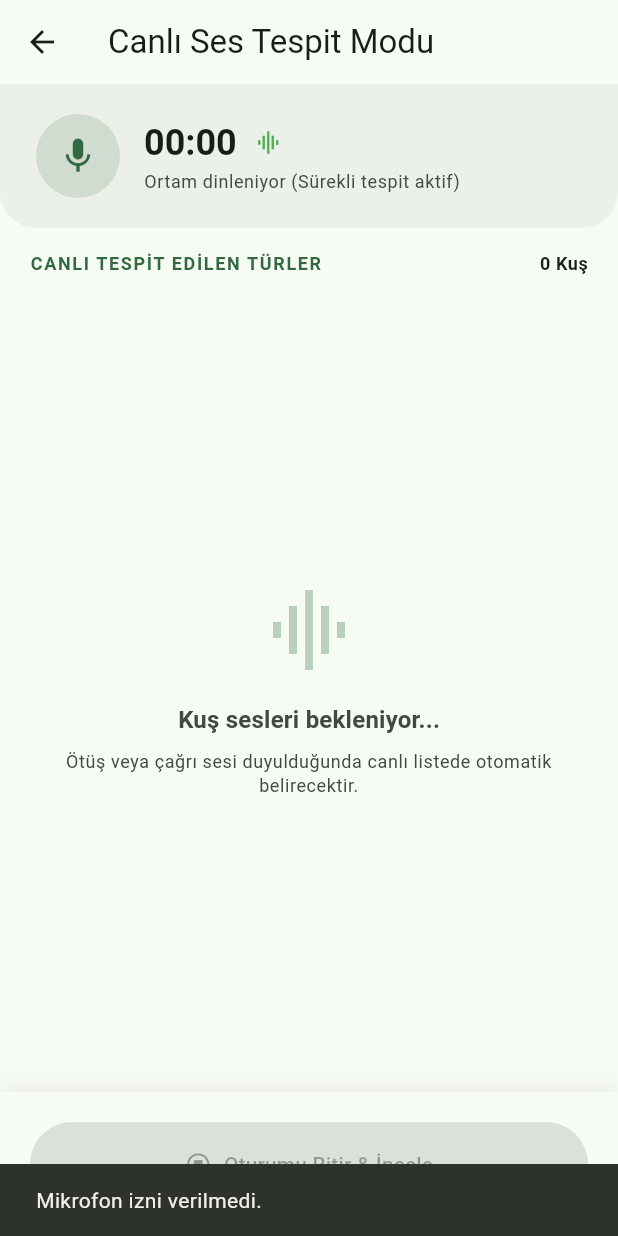
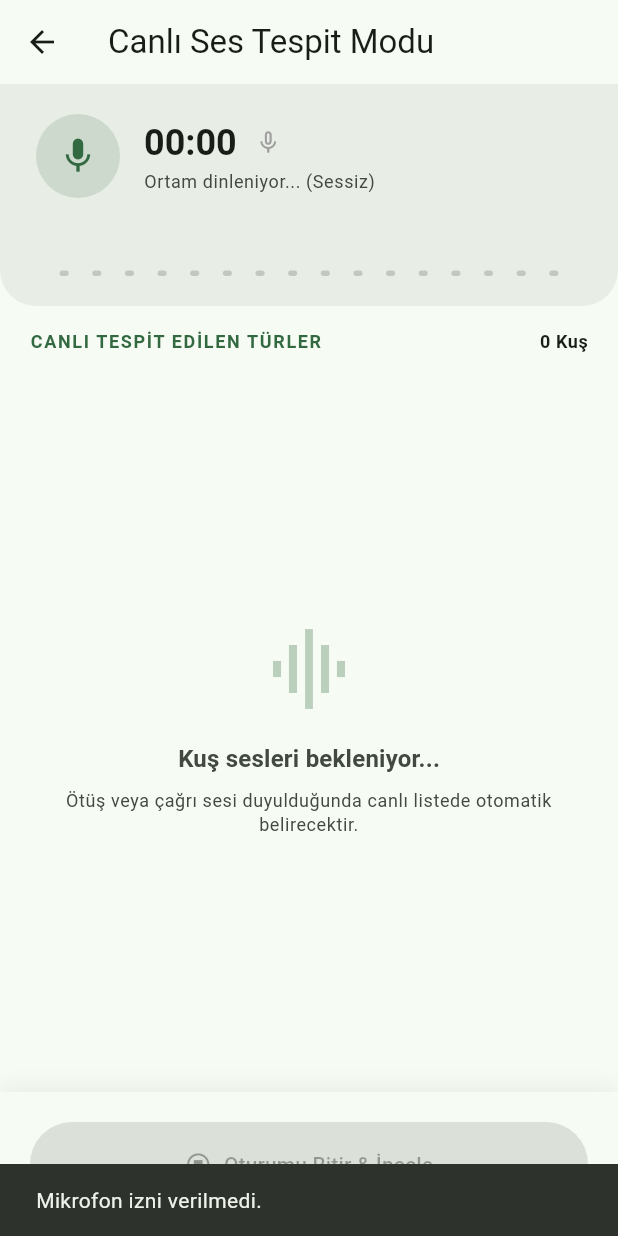
Before and after one commit to arduhoby/firbird, a Flutter app: the screen it shows after launch, after a tap on "Anlık Canlı Ses Tanımlama (Mikrofon)", on a phone screen of 412 x 824 dp. Run offline on Flutter 3.47's test engine with Material 3 defaults, Android fonts, the phone set to English and light mode, and no system bars; our stand-ins replace dio, drift, file_picker, flutter_map, flutter_riverpod, geolocator and 4 more; missing offline and left inert: audio_decoder, exif, flutter_onnxruntime, record; accounts and stored records are empty; project files that could hold a hidden picture were left out.

Commit message:
feat: add WAV live streaming, decibel amplitude listener, and equalizer visualizer (v0.2.5)

```diff
--- a/lib/app/history_and_settings_screens.dart
+++ b/lib/app/history_and_settings_screens.dart
@@ -167,7 +167,7 @@ class _SettingsScreenState extends ConsumerState<SettingsScreen> {
           ),
           const ListTile(
             title: Text('Uygulama sürümü'),
-            subtitle: Text('0.2.4'),
+            subtitle: Text('0.2.5'),
           ),
           ListTile(
             title: Text(l10n.privacy),
--- a/lib/app/live_audio_recording_screen.dart
+++ b/lib/app/live_audio_recording_screen.dart
@@ -42,7 +42,11 @@ class _LiveAudioRecordingScreenState extends ConsumerState<LiveAudioRecordingScr
   int _secondsRecorded = 0;
   Timer? _timer;
   Timer? _analysisTimer;
+  StreamSubscription<Amplitude>? _amplitudeSubscription;
   String? _recordingPath;
+
+  double _currentDb = -60.0;
+  final List<double> _waveformBars = List<double>.filled(16, 0.1);
 
   final List<LiveDetectionEntry> _detectedSpeciesList = <LiveDetectionEntry>[];
 
@@ -56,6 +60,7 @@ class _LiveAudioRecordingScreenState extends ConsumerState<LiveAudioRecordingScr
   void dispose() {
     _timer?.cancel();
     _analysisTimer?.cancel();
+    _amplitudeSubscription?.cancel();
     _audioRecorder.dispose();
     super.dispose();
   }
@@ -75,7 +80,7 @@ class _LiveAudioRecordingScreenState extends ConsumerState<LiveAudioRecordingScr
       final Directory tempDir = await getTemporaryDirectory();
       final String tempPath = path.join(
         tempDir.path,
-        'live_session_${DateTime.now().millisecondsSinceEpoch}.m4a',
+        'live_session_${DateTime.now().millisecondsSinceEpoch}.wav',
       );
 
       final Directory targetDir = await getApplicationDocumentsDirectory();
@@ -84,10 +89,30 @@ class _LiveAudioRecordingScreenState extends ConsumerState<LiveAudioRecordingScr
       _audioEngine = AudioInferenceEngine(modelPath: modelPath, labelsPath: labelsPath);
       await _audioEngine!.warmUp();
 
+      // Use WAV format for real-time stream readability without file locks
       await _audioRecorder.start(
-        const RecordConfig(encoder: AudioEncoder.aacLc, sampleRate: 44100),
+        const RecordConfig(
+          encoder: AudioEncoder.wav,
+          sampleRate: 48000,
+          numChannels: 1,
+        ),
         path: tempPath,
       );
+
+      // Amplitude listener for live visual equalizer & audio detection
+      _amplitudeSubscription = _audioRecorder
+          .onAmplitudeChanged(const Duration(milliseconds: 120))
+          .listen((amp) {
+        if (mounted) {
+          final double db = amp.current;
+          final double normalized = ((db + 50) / 50).clamp(0.08, 1.0);
+          setState(() {
+            _currentDb = db;
+            _waveformBars.removeAt(0);
+            _waveformBars.add(normalized);
+          });
+        }
+      });
 
       if (!mounted) return;
 
@@ -105,7 +130,7 @@ class _LiveAudioRecordingScreenState extends ConsumerState<LiveAudioRecordingScr
         }
       });
 
-      // Analyze rolling live audio every 3 seconds
+      // Analyze rolling live WAV audio every 3 seconds
       _analysisTimer = Timer.periodic(const Duration(seconds: 3), (timer) {
         _runLiveInference();
       });
@@ -121,7 +146,7 @@ class _LiveAudioRecordingScreenState extends ConsumerState<LiveAudioRecordingScr
   Future<void> _runLiveInference() async {
     if (_recordingPath == null || _isAnalyzing || _audioEngine == null) return;
     final File currentFile = File(_recordingPath!);
-    if (!await currentFile.exists() || await currentFile.length() < 12000) return;
+    if (!await currentFile.exists() || await currentFile.length() < 20000) return;
 
     setState(() => _isAnalyzing = true);
 
@@ -139,8 +164,8 @@ class _LiveAudioRecordingScreenState extends ConsumerState<LiveAudioRecordingScr
         bool listChanged = false;
 
         for (final SpeciesPrediction pred in result.predictions) {
-          // Confidence threshold for live detection (20%)
-          if (pred.score < 0.20) continue;
+          // Sensitivity threshold for live detection (10%)
+          if (pred.score < 0.10) continue;
 
           // Filter non-birds or poultry if needed (e.g. Gallus gallus)
           if (pred.scientificName.toLowerCase().contains('gallus gallus')) continue;
@@ -173,7 +198,8 @@ class _LiveAudioRecordingScreenState extends ConsumerState<LiveAudioRecordingScr
           setState(() {});
         }
       }
-    } catch (_) {
+    } catch (e) {
+      debugPrint('Live inference exception: $e');
     } finally {
       if (mounted) {
         setState(() => _isAnalyzing = false);
@@ -184,6 +210,7 @@ class _LiveAudioRecordingScreenState extends ConsumerState<LiveAudioRecordingScr
   Future<void> _stopAndSaveSession() async {
     _timer?.cancel();
     _analysisTimer?.cancel();
+    _amplitudeSubscription?.cancel();
 
     try {
       final String? finalPath = await _audioRecorder.stop();
@@ -207,11 +234,11 @@ class _LiveAudioRecordingScreenState extends ConsumerState<LiveAudioRecordingScr
             .take(3)
             .map((e) => e.prediction.turkishName)
             .toList();
-        newFileName = '${names.join(", ")} - $timeStr.m4a';
-      } else if (finalResult.predictions.isNotEmpty && finalResult.predictions.first.score > 0.15) {
-        newFileName = '${finalResult.predictions.first.turkishName} - $timeStr.m4a';
+        newFileName = '${names.join(", ")} - $timeStr.wav';
+      } else if (finalResult.predictions.isNotEmpty && finalResult.predictions.first.score > 0.10) {
+        newFileName = '${finalResult.predictions.first.turkishName} - $timeStr.wav';
       } else {
-        newFileName = 'Canlı Ses Kaydı - $timeStr.m4a';
+        newFileName = 'Canlı Ses Kaydı - $timeStr.wav';
       }
 
       final Directory appDocs = await getApplicationDocumentsDirectory();
@@ -252,6 +279,7 @@ class _LiveAudioRecordingScreenState extends ConsumerState<LiveAudioRecordingScr
   @override
   Widget build(BuildContext context) {
     final theme = Theme.of(context);
+    final bool hasSound = _currentDb > -45.0;
 
     return Scaffold(
       appBar: AppBar(
@@ -270,29 +298,34 @@ class _LiveAudioRecordingScreenState extends ConsumerState<LiveAudioRecordingScr
       ),
       body: Column(
         children: [
-          // Listening Header Bar
+          // Dynamic Equalizer & Listening Header Bar
           Container(
             padding: const EdgeInsets.symmetric(vertical: 20, horizontal: 24),
             decoration: BoxDecoration(
-              color: theme.colorScheme.surfaceContainerHighest.withValues(alpha: 0.5),
+              color: theme.colorScheme.surfaceContainerHighest.withValues(alpha: 0.6),
               borderRadius: const BorderRadius.vertical(bottom: Radius.circular(24)),
             ),
-            child: Row(
+            child: Column(
+              children: [
+                Row(
                   children: [
                     Stack(
                       alignment: Alignment.center,
                       children: [
-                    Container(
-                      width: 56,
-                      height: 56,
+                        AnimatedContainer(
+                          duration: const Duration(milliseconds: 150),
+                          width: hasSound ? 64 : 56,
+                          height: hasSound ? 64 : 56,
                           decoration: BoxDecoration(
                             shape: BoxShape.circle,
-                        color: theme.colorScheme.primary.withValues(alpha: 0.15),
+                            color: hasSound
+                                ? Colors.green.withValues(alpha: 0.3)
+                                : theme.colorScheme.primary.withValues(alpha: 0.15),
                           ),
                         ),
                         Icon(
                           Icons.mic,
-                      color: theme.colorScheme.primary,
+                          color: hasSound ? Colors.green : theme.colorScheme.primary,
                           size: 28,
                         ),
                       ],
@@ -318,18 +351,53 @@ class _LiveAudioRecordingScreenState extends ConsumerState<LiveAudioRecordingScr
                                   height: 14,
                                   child: CircularProgressIndicator(strokeWidth: 2),
                                 )
+                              else if (hasSound)
+                                const Icon(Icons.graphic_eq, color: Colors.green, size: 20)
                               else
-                            const Icon(Icons.graphic_eq, color: Colors.green, size: 18),
+                                const Icon(Icons.mic_none, color: Colors.grey, size: 18),
                             ],
                           ),
                           const SizedBox(height: 2),
                           Text(
-                        _isAnalyzing ? 'Canlı analiz yapılıyor...' : 'Ortam dinleniyor (Sürekli tespit aktif)',
+                            _isAnalyzing
+                                ? 'Canlı analiz yapılıyor...'
+                                : hasSound
+                                    ? '🎙️ Ses Algılandı! (Analiz ediliyor)'
+                                    : 'Ortam dinleniyor... (Sessiz)',
                             style: theme.textTheme.bodySmall?.copyWith(
-                          color: theme.colorScheme.onSurfaceVariant,
+                              fontWeight: hasSound ? FontWeight.bold : FontWeight.normal,
+                              color: hasSound ? Colors.green : theme.colorScheme.onSurfaceVariant,
                             ),
                           ),
                         ],
+                      ),
+                    ),
+                  ],
+                ),
+                const SizedBox(height: 16),
+
+                // Real-time Visualizer Equalizer Bar Graph
+                SizedBox(
+                  height: 36,
+                  child: Row(
+                    mainAxisAlignment: MainAxisAlignment.spaceEvenly,
+                    crossAxisAlignment: CrossAxisAlignment.end,
+                    children: List.generate(_waveformBars.length, (i) {
+                      final val = _waveformBars[i];
+                      return AnimatedContainer(
+                        duration: const Duration(milliseconds: 100),
+                        width: 6,
+                        height: 36 * val,
+                        decoration: BoxDecoration(
+                          color: val > 0.4
+                              ? Colors.green
+                              : val > 0.2
+                                  ? theme.colorScheme.primary
+                                  : theme.colorScheme.outlineVariant,
+                          borderRadius: BorderRadius.circular(4),
+                        ),
+                      );
+                    }),
                   ),
                 ),
               ],
--- a/pubspec.yaml
+++ b/pubspec.yaml
@@ -16,7 +16,7 @@ publish_to: 'none' # Remove this line if you wish to publish to pub.dev
 # https://developer.apple.com/library/archive/documentation/General/Reference/InfoPlistKeyReference/Articles/CoreFoundationKeys.html
 # In Windows, build-name is used as the major, minor, and patch parts
 # of the product and file versions while build-number is used as the build suffix.
-version: 0.2.4+24
+version: 0.2.5+25
 
 environment:
   sdk: ^3.12.2
```
Lines whose indentation alone changed are shown as unchanged.
